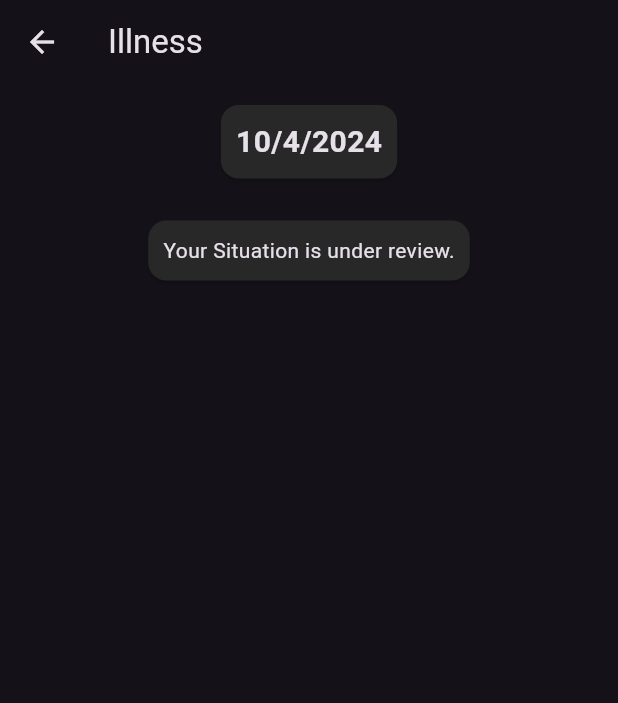
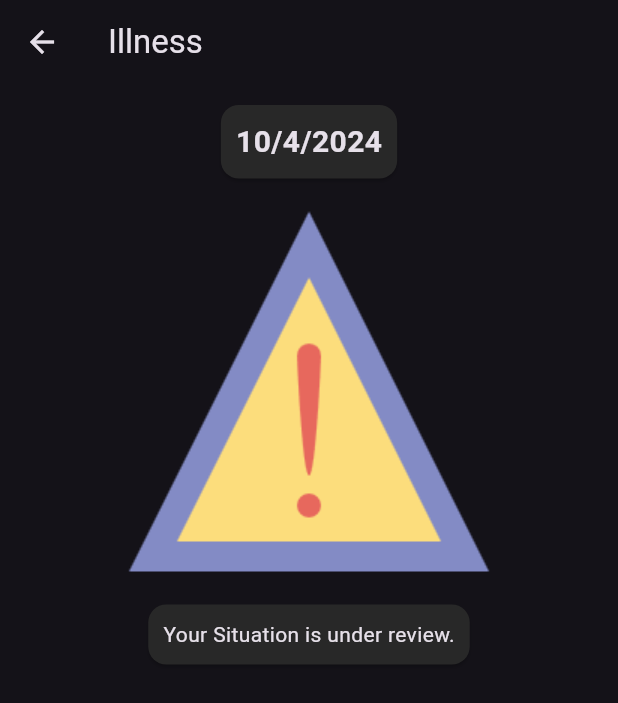
Before and after one commit to drowsy-coder/solveathon24, a Flutter app: the IllScreen screen opened directly, after a tap on "Emergency Illness", on a phone screen of 412 x 824 dp. Shown: the top 703 px of the screen. Run offline on Flutter 3.47's test engine with Material 3 defaults, Android fonts, the phone set to English and light mode, and no system bars; our stand-ins replace animated_text_kit, audioplayers, bubble, carousel_slider, cloud_firestore, dropdown_textfield and 7 more; missing offline and left inert: flutter_face_api, google_mlkit_face_detection; accounts and stored records are empty.

Commit message:
Refactor IllScreen class to use currentUser's email instead of uid

```diff
--- a/lib/screens/ill_screen.dart
+++ b/lib/screens/ill_screen.dart
@@ -3,7 +3,6 @@ import 'package:firebase_auth/firebase_auth.dart';
 import 'package:flutter/material.dart';
 
 import 'package:flutter/widgets.dart';
-
 
 class IllScreen extends StatefulWidget {
   const IllScreen({super.key});
@@ -16,7 +15,7 @@ Future<int> checkSent() async {
   final currentUser = FirebaseAuth.instance.currentUser;
   final docSnap = await FirebaseFirestore.instance
       .collection('iamill')
-      .doc(currentUser!.uid)
+      .doc(currentUser!.email)
       .get();
   if (docSnap.exists && docSnap['isIll'] == 0) {
     return 0;
@@ -39,7 +38,7 @@ void illData() async {
   String date = '$day-$month-$year';
   await FirebaseFirestore.instance
       .collection('iamill')
-      .doc(currentUser!.uid)
+      .doc(currentUser!.email)
       .set({
     'isIll': 0,
     'useremail': currentUser.email,
@@ -60,7 +59,6 @@ class _IllScreenState extends State<IllScreen> {
 
   @override
   Widget build(BuildContext context) {
-
     int year = DateTime.now().year;
     int month = DateTime.now().month;
     int day = DateTime.now().day;
@@ -76,7 +74,6 @@ class _IllScreenState extends State<IllScreen> {
             isSent = checkSent();
           });
         },
-
         child: Column(
           crossAxisAlignment: CrossAxisAlignment.center,
           children: [
@@ -149,16 +146,23 @@ class _IllScreenState extends State<IllScreen> {
                           )
                         : snapshot.data == 0
                             ? // If isSent is true, show the text
-                            const Align(
+                            Align(
                                 alignment: Alignment.center,
-                                child: Card(
-                                  color: Color(0xff282828),
-                                  margin: EdgeInsets.all(14),
-                                  child: Padding(
-                                    padding: const EdgeInsets.all(10),
-                                    child:
-                                        Text('Your Situation is under review.'),
-                                  ),
+                                child: Column(
+                                  children: [
+                                    Image.asset(
+                                      'assets/danger-svgrepo-com.png',
+                                    ),
+                                    const Card(
+                                      color: Color(0xff282828),
+                                      margin: EdgeInsets.all(14),
+                                      child: Padding(
+                                        padding: EdgeInsets.all(10),
+                                        child: Text(
+                                            'Your Situation is under review.'),
+                                      ),
+                                    ),
+                                  ],
                                 ),
                               )
                             : Align(
@@ -196,7 +200,6 @@ class _IllScreenState extends State<IllScreen> {
               },
             ),
           ],
-
         ),
       ),
     );
```
Also changed, not shown: assets/danger-svgrepo-com.png (added).
